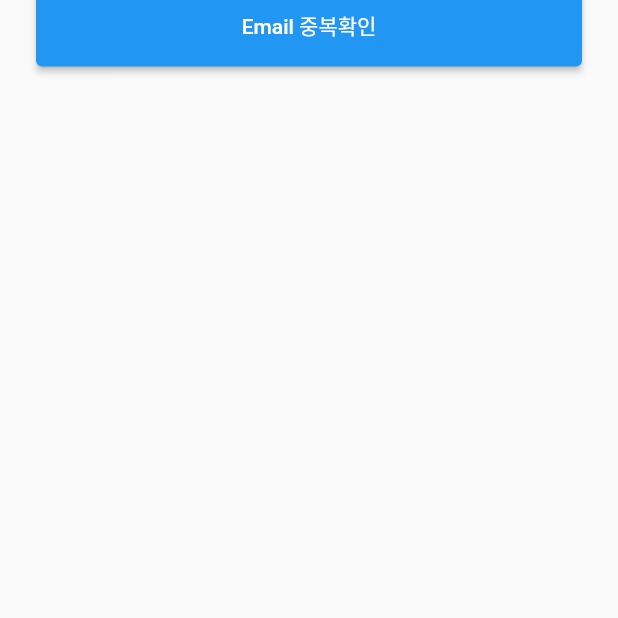
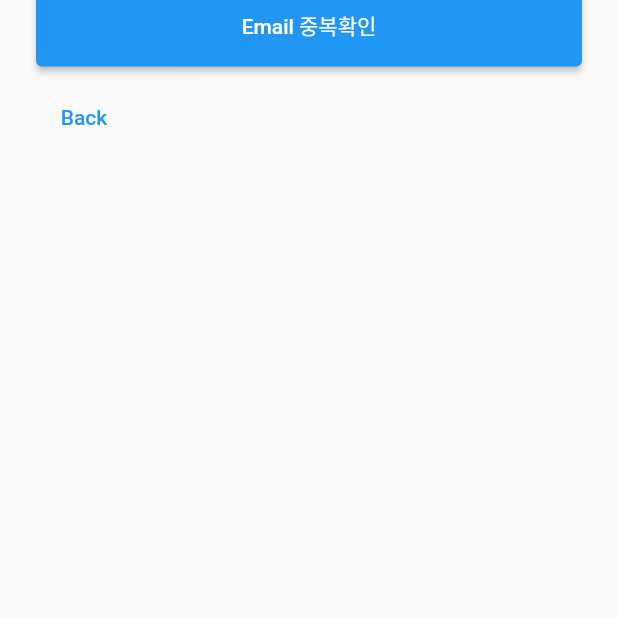
Before and after one commit to EDDI-RobotAcademy/WebAppPersonalProject, a Flutter app: the screen it shows after launch, after a tap on "Sign Up", on a phone screen of 412 x 824 dp, the part 559-1177 px from its top. Run offline on Flutter 3.47's test engine with Material 2 defaults, Android fonts, the phone set to English and light mode, and no system bars; our stand-ins replace flutter_secure_storage, get; missing offline and left inert: email_auth; network calls fail; Roboto replaces fonts that are missing (FontAppleSDGothicNeo).

Commit message:
feat: 개인프로젝트 마무리 [SLIDE-TO-PUSH37]

```diff
--- a/p4th/BokyeongLim/slide_to_push_frontend/lib/component/sign_in_form.dart
+++ b/p4th/BokyeongLim/slide_to_push_frontend/lib/component/sign_in_form.dart
@@ -38,11 +38,12 @@ class _SignInFormState extends State<SignInForm> {
           children: <Widget>[
             CustomEmailInput( controller: emailController),
             CustomPasswordInput( controller: passwordController),
-            Container(
-              padding: EdgeInsets.symmetric(vertical: 8, horizontal: 0),
-              alignment: Alignment.centerRight,
-              child: TextButton(child: Text('Forgot Password'), onPressed: (){ Get.to(SignInView()); }),
-            ),
+            // Container(
+            //   padding: EdgeInsets.symmetric(vertical: 8, horizontal: 0),
+            //   alignment: Alignment.centerRight,
+            //   child: TextButton(child: Text('Forgot Password'), onPressed: (){ Get.to(SignInView()); }),
+            // ),
+            SizedBox(height: 50),
             SizedBox(
               width: MediaQuery.of(context).size.width,
               height: 54,
--- a/p4th/BokyeongLim/slide_to_push_frontend/lib/component/sign_up_first_form.dart
+++ b/p4th/BokyeongLim/slide_to_push_frontend/lib/component/sign_up_first_form.dart
@@ -1,6 +1,9 @@
+import 'package:email_auth/email_auth.dart';
 import 'package:flutter/material.dart';
 import 'package:get/get.dart';
+import 'package:my_todos/view/sign_in_view.dart';
 
+import '../auth.config.dart';
 import 'custom_email_input.dart';
 import '../controller/sign_up_controller.dart';
 import '../component/sign_up_second_form.dart';
@@ -13,6 +16,22 @@ class SignUpFirstForm extends StatelessWidget {
 
   @override
   Widget build(BuildContext context) {
+    EmailAuth emailAuth = new EmailAuth(
+      sessionName: "slide to push",
+    );
+
+    /// Configuring the remote server
+    emailAuth.config(remoteServerConfiguration);
+    void sendOTP(String email) async {
+      bool res = await emailAuth.sendOtp(recipientMail: email, otpLength: 5);
+
+      if(res) {
+        print("잘 보내짐");
+      } else {
+        print("잘안됨");
+      }
+    }
+
     return Scaffold(
       resizeToAvoidBottomInset : false,
       body: SafeArea(
@@ -38,7 +57,6 @@ class SignUpFirstForm extends StatelessWidget {
                       child: ElevatedButton(
                           child: Text('Email 중복확인'),
                           onPressed: () async{
-                            // test를 위해 일단 무조건 true로
                             bool result = await signUpController.checkDuplicatedEmail(emailController.text);
 
                             if (result) {
@@ -48,7 +66,7 @@ class SignUpFirstForm extends StatelessWidget {
                                 '사용할 수 있는 이메일입니다.',
                                 backgroundColor: Colors.white,
                               );
-                              signUpController.sendOTP(emailController.text);
+                              sendOTP(emailController.text);
                               Get.to(() => SignUpSecondForm());
                             } else {
                               Get.snackbar(
@@ -60,7 +78,9 @@ class SignUpFirstForm extends StatelessWidget {
                             }
                           }
                       ),
-                    )
+                    ),
+                    SizedBox(height: 10),
+                    TextButton(onPressed: (){Get.off(() => SignInView());}, child: Text('Back'))
                   ]
               )
             ],
@@ -70,5 +90,3 @@ class SignUpFirstForm extends StatelessWidget {
     );
   }
 }
-
-//controller로 옮기기
--- a/p4th/BokyeongLim/slide_to_push_frontend/lib/component/sign_up_last_form.dart
+++ b/p4th/BokyeongLim/slide_to_push_frontend/lib/component/sign_up_last_form.dart
@@ -3,7 +3,6 @@ import 'package:get/get.dart';
 import 'package:my_todos/component/sign_up_first_form.dart';
 
 import '../view/sign_in_view.dart';
-import 'custom_email_input.dart';
 import '../controller/sign_up_controller.dart';
 import '../component/sign_up_second_form.dart';
 import '../utility/style/common_size.dart';
@@ -16,6 +15,7 @@ class SignUpLastForm extends StatelessWidget {
   TextEditingController passwordController = TextEditingController();
   TextEditingController checkPasswordController = TextEditingController();
   SignUpController signUpController = Get.put(SignUpController());
+
 
   @override
   Widget build(BuildContext context) {
--- a/p4th/BokyeongLim/slide_to_push_frontend/lib/controller/sign_in_controller.dart
+++ b/p4th/BokyeongLim/slide_to_push_frontend/lib/controller/sign_in_controller.dart
@@ -15,7 +15,6 @@ class SignInController extends GetxController {
     }
     return token;
   }
-
   void logout(){
     isAuthenticated.value = false;
     storage.delete(key: 'user');
--- a/p4th/BokyeongLim/slide_to_push_frontend/lib/controller/sign_up_controller.dart
+++ b/p4th/BokyeongLim/slide_to_push_frontend/lib/controller/sign_up_controller.dart
@@ -3,9 +3,10 @@ import 'package:email_auth/email_auth.dart';
 import '../utility/api/member_service_api.dart';
 
 class SignUpController extends GetxController {
-  late String saveEmail = 'maglogue@naver.com';
+  late String saveEmail = '';
 
-  EmailAuth emailAuth = EmailAuth(sessionName: "SLIDE TO PUSH");
+
+
 
   Future<bool> checkDuplicatedEmail(String email) async{
     bool result = await MemberService.emailValidation(email);
@@ -18,19 +19,5 @@ class SignUpController extends GetxController {
     return result;
   }
 
-  void sendOTP(String email) async {
-    bool res = await emailAuth.sendOtp(recipientMail: email, otpLength: 5);
-
-    if(res) {
-      print("잘 보내짐");
-    } else {
-      print("잘안됨");
-    }
-  }
-  Future<bool> verify(String code) async{
-    print(emailAuth.validateOtp( recipientMail: saveEmail, userOtp: code));
-    bool result = await emailAuth.validateOtp(recipientMail: saveEmail, userOtp: code);
-    return result;
-  }
 
 }
--- a/p4th/BokyeongLim/slide_to_push_frontend/lib/controller/todo_list_controller.dart
+++ b/p4th/BokyeongLim/slide_to_push_frontend/lib/controller/todo_list_controller.dart
@@ -2,7 +2,6 @@ import 'package:get/get.dart';
 import 'package:my_todos/controller/sign_in_controller.dart';
 import 'package:my_todos/utility/api/todos_service_api.dart';
 import '../model/todos.dart';
-import '../utility/states/authentication.dart';
 
 class ListController extends GetxController{
   SignInController signInController = Get.find();
```
Also changed, not shown: p4th/BokyeongLim/slide_to_push_frontend/lib/component/add_friend_alert_dialog.dart (added, +42 -0 lines), p4th/BokyeongLim/slide_to_push_frontend/lib/component/friend_drawer.dart (+15 -1 lines), p4th/BokyeongLim/slide_to_push_frontend/lib/component/sign_up_second_form.dart (+26 -2 lines), p4th/BokyeongLim/slide_to_push_frontend/lib/controller/friend_controller.dart (+11 -1 lines), p4th/BokyeongLim/slide_to_push_frontend/lib/utility/api/friend_service_api.dart (+20 -0 lines), p4th/BokyeongLim/slide_to_push_frontend/lib/auth.config.dart (added), 2 other files.
